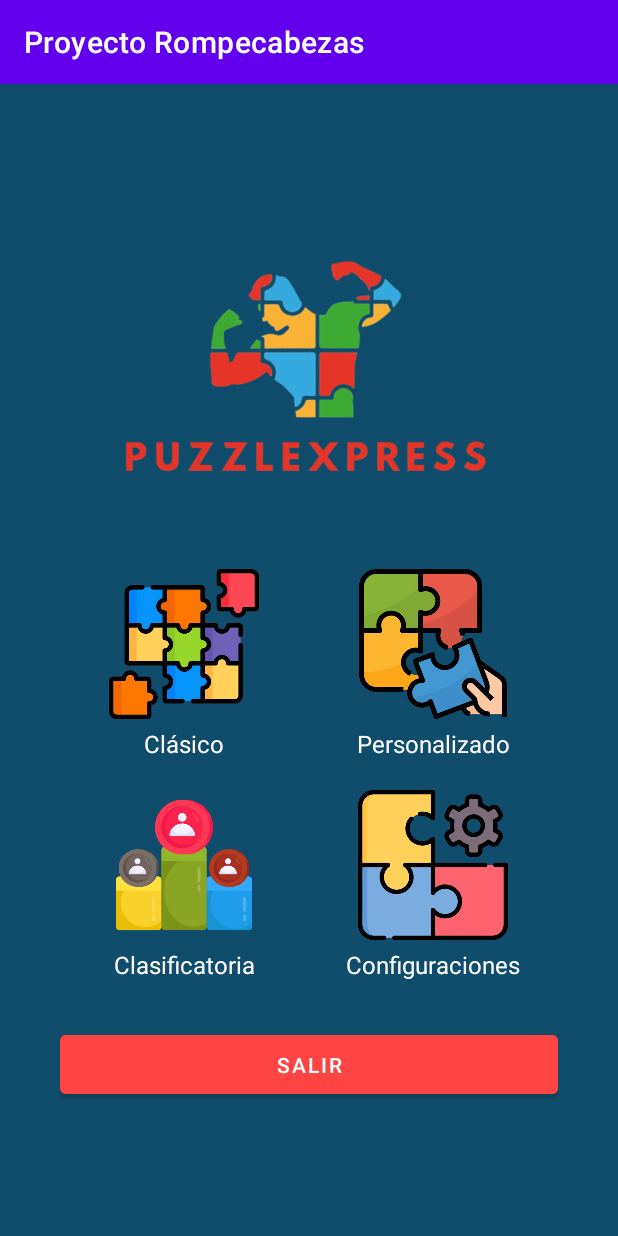
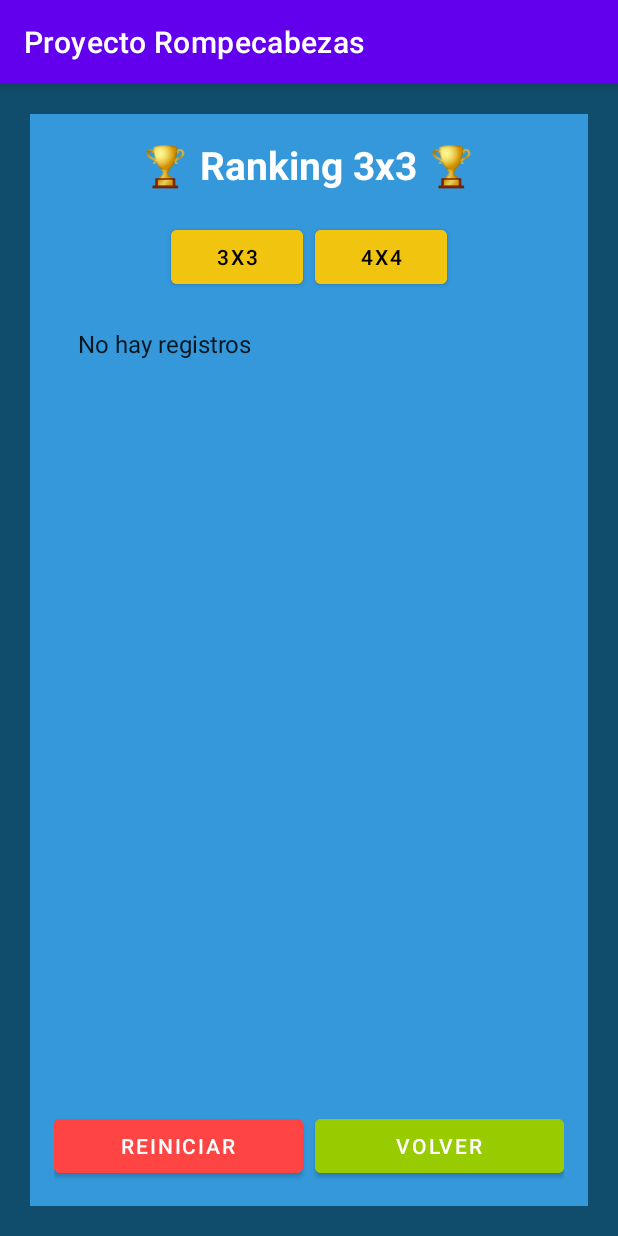
Before and after one commit to JoshNisth/ProyectoRompecabezas, an Android app: the screen it shows after launch (MainActivity), after a tap on "Modo Clasificatoria", on a phone screen of 412 x 824 dp. Run offline under Robolectric (Android 15) with nearby library versions, the phone set to English and light mode, and no system bars; our stand-ins replace Room's generated code.

Commit message:
Add tabla clasificacion

```diff
--- a/app/src/main/java/com/joshnisth/proyectorompecabezas/data/database/AppDatabase.java
+++ b/app/src/main/java/com/joshnisth/proyectorompecabezas/data/database/AppDatabase.java
@@ -7,7 +7,7 @@ import androidx.room.RoomDatabase;
 import com.joshnisth.proyectorompecabezas.data.models.Jugador;
 import com.joshnisth.proyectorompecabezas.data.models.Rompecabezas;
 
-@Database(entities = {Jugador.class, Rompecabezas.class}, version = 1)
+@Database(entities = {Jugador.class, Rompecabezas.class}, version = 2)
 public abstract class AppDatabase extends RoomDatabase {
     private static volatile AppDatabase INSTANCE;
 
@@ -22,7 +22,8 @@ public abstract class AppDatabase extends RoomDatabase {
                             context.getApplicationContext(),
                             AppDatabase.class,
                             "rompecabezas_db"
-                    ).build();
+                    ).fallbackToDestructiveMigration() // 🔴 Esto BORRA Y RECREA la base si hay cambios en el esquema
+                            .build();
                 }
             }
         }
--- a/app/src/main/java/com/joshnisth/proyectorompecabezas/data/database/JugadorDao.java
+++ b/app/src/main/java/com/joshnisth/proyectorompecabezas/data/database/JugadorDao.java
@@ -14,4 +14,7 @@ public interface JugadorDao {
     // Obtener mejores tiempos por tamaño
     @Query("SELECT * FROM jugador WHERE tamano = :tamano ORDER BY tiempo ASC LIMIT 10")
     List<Jugador> obtenerMejoresTiemposPorTamano(int tamano);
+    @Query("DELETE FROM jugador")
+    void eliminarTodos();
+
 }
--- a/app/src/main/java/com/joshnisth/proyectorompecabezas/data/repositories/PuntuacionRepository.java
+++ b/app/src/main/java/com/joshnisth/proyectorompecabezas/data/repositories/PuntuacionRepository.java
@@ -26,6 +26,17 @@ public class PuntuacionRepository {
     public List<Jugador> obtenerMejoresTiemposPorTamano(int tamano) {
         return db.jugadorDao().obtenerMejoresTiemposPorTamano(tamano);
     }
+    // Consulta ASÍNCRONA con callback
+    public void obtenerMejoresTiemposPorTamanoAsync(int tamano, OnJugadoresResult callback) {
+        executorService.execute(() -> {
+            List<Jugador> jugadores = db.jugadorDao().obtenerMejoresTiemposPorTamano(tamano);
+            // Devolvemos el resultado por callback
+            callback.onResult(jugadores);
+        });
+    }
+    public void eliminarRanking() {
+        executorService.execute(() -> db.jugadorDao().eliminarTodos());
+    }
 
     // ✅ **Guardar un nuevo rompecabezas personalizado**
     public void insertarRompecabezas(Rompecabezas rompecabezas) {
@@ -36,4 +47,8 @@ public class PuntuacionRepository {
     public List<Rompecabezas> obtenerRompecabezas() {
         return db.rompecabezasDao().obtenerTodos();
     }
+    public interface OnJugadoresResult {
+        void onResult(List<Jugador> jugadores);
+    }
+
 }
--- a/app/src/main/java/com/joshnisth/proyectorompecabezas/ui/MenuFragment.java
+++ b/app/src/main/java/com/joshnisth/proyectorompecabezas/ui/MenuFragment.java
@@ -40,7 +40,7 @@ public class MenuFragment extends Fragment {
         });
 
         btnClasificatoria.setOnClickListener(v -> {
-            // Aquí puedes cargar el fragmento de modo clasificatoria si lo necesitas
+            ((MainActivity) requireActivity()).cargarFragment(new RankingFragment());
         });
 
         btnConfiguraciones.setOnClickListener(v -> {
--- /dev/null
+++ b/app/src/main/java/com/joshnisth/proyectorompecabezas/ui/RankingFragment.java
@@ -0,0 +1,125 @@
+package com.joshnisth.proyectorompecabezas.ui;
+
+import android.annotation.SuppressLint;
+import android.os.Bundle;
+import android.view.LayoutInflater;
+import android.view.View;
+import android.view.ViewGroup;
+import android.widget.*;
+import androidx.annotation.NonNull;
+import androidx.annotation.Nullable;
+import androidx.fragment.app.Fragment;
+
+import com.joshnisth.proyectorompecabezas.MainActivity;
+import com.joshnisth.proyectorompecabezas.R;
+import com.joshnisth.proyectorompecabezas.data.models.Jugador;
+import com.joshnisth.proyectorompecabezas.data.repositories.PuntuacionRepository;
+
+import java.util.List;
+
+public class RankingFragment extends Fragment {
+
+    private PuntuacionRepository puntuacionRepository;
+    private ListView listRanking;
+    private TextView tvTitulo;
+    private int tamanoSeleccionado = 3; // Por defecto 3x3
+
+    @Nullable
+    @Override
+    public View onCreateView(@NonNull LayoutInflater inflater, @Nullable ViewGroup container, @Nullable Bundle savedInstanceState) {
+        return inflater.inflate(R.layout.fragment_ranking, container, false);
+    }
+
+    @SuppressLint("WrongViewCast")
+    @Override
+    public void onViewCreated(@NonNull View view, @Nullable Bundle savedInstanceState) {
+        super.onViewCreated(view, savedInstanceState);
+
+        puntuacionRepository = new PuntuacionRepository(requireContext());
+
+        listRanking = view.findViewById(R.id.listRanking);
+        tvTitulo = view.findViewById(R.id.tvTituloRanking);
+        Button btnRanking3x3 = view.findViewById(R.id.btnRanking3x3);
+        Button btnRanking4x4 = view.findViewById(R.id.btnRanking4x4);
+        Button btnVolverMenu = view.findViewById(R.id.btnVolverMenu);
+        Button btnResetRanking = view.findViewById(R.id.btnReiniciarRanking);
+
+        // Carga inicial con tamaño por defecto
+        cargarRanking(tamanoSeleccionado);
+
+        // Cambiar a ranking 3x3
+        btnRanking3x3.setOnClickListener(v -> {
+            tamanoSeleccionado = 3;
+            cargarRanking(tamanoSeleccionado);
+        });
+
+        // Cambiar a ranking 4x4
+        btnRanking4x4.setOnClickListener(v -> {
+            tamanoSeleccionado = 4;
+            cargarRanking(tamanoSeleccionado);
+        });
+
+        // Volver al menú principal
+        btnVolverMenu.setOnClickListener(v -> regresarAlMenu());
+
+        // Reiniciar el ranking completo
+        btnResetRanking.setOnClickListener(v -> {
+            puntuacionRepository.eliminarRanking();
+            cargarRanking(tamanoSeleccionado);
+            Toast.makeText(getContext(), "Ranking reiniciado exitosamente", Toast.LENGTH_SHORT).show();
+        });
+    }
+
+    /**
+     * Carga el ranking según el tamaño (3x3 o 4x4)
+     */
+    /**
+     * Carga el ranking según el tamaño (3x3 o 4x4) de forma asíncrona
+     */
+    private void cargarRanking(int tamano) {
+        tvTitulo.setText("🏆 Ranking " + tamano + "x" + tamano + " 🏆");
+
+        // ✅ Usamos el método asíncrono para no bloquear el hilo principal
+        puntuacionRepository.obtenerMejoresTiemposPorTamanoAsync(tamano, jugadores -> {
+            requireActivity().runOnUiThread(() -> {
+                if (jugadores.isEmpty()) {
+                    mostrarMensajeSinRegistros();
+                    return;
+                }
+
+                ArrayAdapter<String> adapter = new ArrayAdapter<>(requireContext(), android.R.layout.simple_list_item_1);
+                int posicion = 1;
+                for (Jugador jugador : jugadores) {
+                    adapter.add(posicion++ + ". " + jugador.getNombre() + " - " + formatearTiempo(jugador.getTiempo()));
+                }
+                listRanking.setAdapter(adapter);
+            });
+        });
+    }
+
+
+    /**
+     * Formatea los segundos a formato mm:ss
+     */
+    private String formatearTiempo(int segundosTotales) {
+        int minutos = segundosTotales / 60;
+        int segundos = segundosTotales % 60;
+        return String.format("%02d:%02d", minutos, segundos);
+    }
+
+    /**
+     * Muestra mensaje si no hay registros en la base de datos
+     */
+    private void mostrarMensajeSinRegistros() {
+        ArrayAdapter<String> adapter = new ArrayAdapter<>(requireContext(),
+                android.R.layout.simple_list_item_1, new String[]{"No hay registros"});
+        listRanking.setAdapter(adapter);
+    }
+
+    /**
+     * Acción para regresar al menú principal
+     */
+    private void regresarAlMenu() {
+        ((MainActivity) requireActivity()).cargarFragment(new MenuFragment());
+    }
+}
--- /dev/null
+++ b/app/src/main/res/drawable/bg_ranking_item.xml
@@ -0,0 +1,5 @@
+<shape xmlns:android="http://schemas.android.com/apk/res/android">
+    <solid android:color="#2980B9"/>
+    <corners android:radius="16dp"/>
+    <stroke android:width="2dp" android:color="#FFFFFF"/>
+</shape>
--- /dev/null
+++ b/app/src/main/res/layout/fragment_ranking.xml
@@ -0,0 +1,89 @@
+<?xml version="1.0" encoding="utf-8"?>
+<LinearLayout xmlns:android="http://schemas.android.com/apk/res/android"
+    android:orientation="vertical"
+    android:padding="16dp"
+    android:background="#3498DB"
+    android:gravity="center"
+    android:layout_width="match_parent"
+    android:layout_height="match_parent">
+
+    <!-- Título -->
+    <TextView
+        android:id="@+id/tvTituloRanking"
+        android:layout_width="wrap_content"
+        android:layout_height="wrap_content"
+        android:text="🏆 LEADERBOARD 🏆"
+        android:textColor="@android:color/white"
+        android:textSize="26sp"
+        android:textStyle="bold"
+        android:layout_marginBottom="20dp" />
+
+    <!-- Botones de selección -->
+    <LinearLayout
+        android:layout_width="match_parent"
+        android:layout_height="wrap_content"
+        android:gravity="center"
+        android:orientation="horizontal"
+        android:layout_marginBottom="10dp">
+
+        <Button
+            android:id="@+id/btnRanking3x3"
+            android:layout_width="wrap_content"
+            android:layout_height="wrap_content"
+            android:text="3x3"
+            android:backgroundTint="#F1C40F"
+            android:textColor="@android:color/black"
+            android:layout_marginEnd="8dp"/>
+
+        <Button
+            android:id="@+id/btnRanking4x4"
+            android:layout_width="wrap_content"
+            android:layout_height="wrap_content"
+            android:text="4x4"
+            android:backgroundTint="#F1C40F"
+            android:textColor="@android:color/black"/>
+    </LinearLayout>
+
+    <!-- Ranking estilo tabla -->
+    <ScrollView
+        android:layout_width="match_parent"
+        android:layout_height="0dp"
+        android:layout_weight="1">
+
+        <ListView
+            android:id="@+id/listRanking"
+            android:layout_width="match_parent"
+            android:layout_height="wrap_content"
+            android:divider="#FFFFFF"
+            android:dividerHeight="1dp"/>
+    </ScrollView>
+
+    <!-- Botones de acción -->
+    <LinearLayout
+        android:layout_width="match_parent"
+        android:layout_height="wrap_content"
+        android:gravity="center"
+        android:orientation="horizontal"
+        android:layout_marginTop="16dp">
+
+        <Button
+            android:id="@+id/btnReiniciarRanking"
+            android:layout_width="0dp"
+            android:layout_weight="1"
+            android:layout_height="wrap_content"
+            android:text="Reiniciar"
+            android:backgroundTint="@android:color/holo_red_light"
+            android:textColor="@android:color/white"/>
+
+        <Button
+            android:id="@+id/btnVolverMenu"
+            android:layout_width="0dp"
+            android:layout_weight="1"
+            android:layout_height="wrap_content"
+            android:text="Volver"
+            android:backgroundTint="@android:color/holo_green_light"
+            android:textColor="@android:color/white"
+            android:layout_marginStart="8dp"/>
+    </LinearLayout>
+
+</LinearLayout>
```
